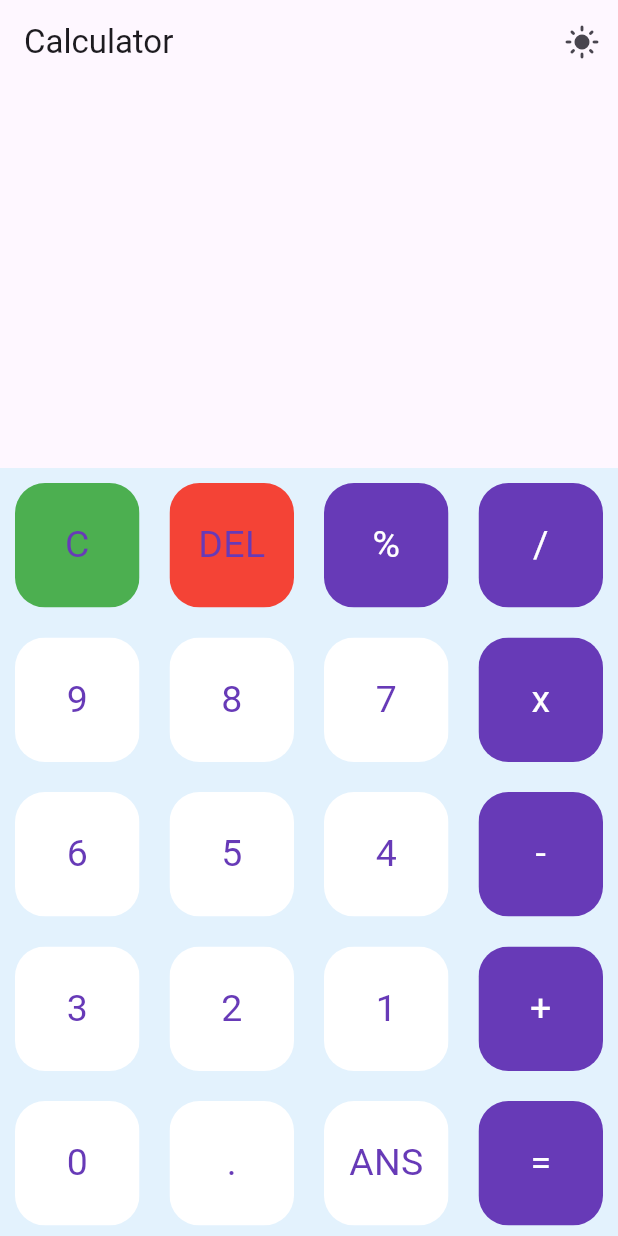
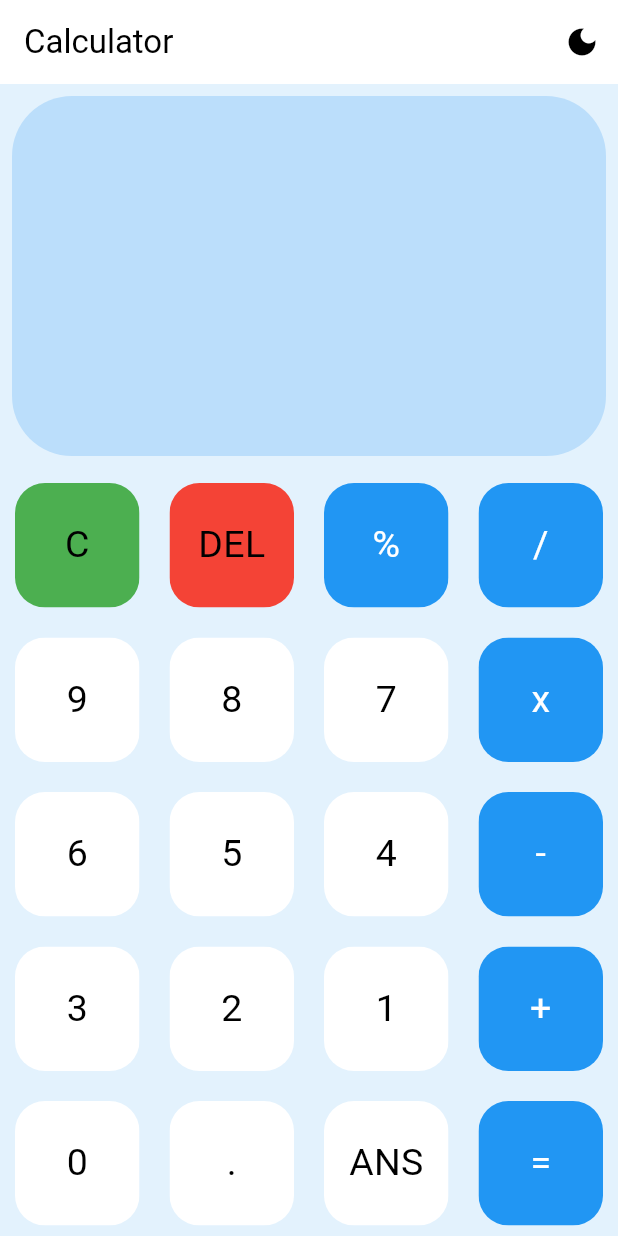
Before and after one commit to SR-Hossain/Calculator-Flutter, a Flutter app: the screen it shows after launch, on a phone screen of 412 x 824 dp. Run offline on Flutter 3.47's test engine with Material 3 defaults, Android fonts, the phone set to English and light mode, and no system bars; our stand-ins replace math_expressions.

Commit message:
Color Managements

```diff
--- a/lib/main.dart
+++ b/lib/main.dart
@@ -31,25 +31,36 @@ class _HomePageState extends State<HomePage> {
 
   var userQuestion = '';
   var userAnswer = '';
-  var darkMode = false;
+  var darkMode = true;
   var darkModeIcon = const Icon(Icons.dark_mode);
   var lightModeIcon = const Icon(Icons.light_mode);
-  var themeIcon = const Icon(Icons.light_mode);
-  var consoleBG = Colors.blue[70];
+  var themeIcon = const Icon(Icons.dark_mode);
+  var consoleBG = Colors.blue[100];
   var gridBG = Colors.blue[50];
+  var fontColor = Colors.black;
+  var buttonColor = Colors.white;
+  var operatorButtonColor = const Color.fromARGB(255, 33, 150, 243);
   void changeColor(bool isDarkModeOn){
     setState(() {
       darkMode = !darkMode;
       themeIcon = darkMode?darkModeIcon:lightModeIcon;
       print(darkMode);
       if(isDarkModeOn){
-        // consoleBG =
-        gridBG = Colors.black;
+        consoleBG = const Color.fromARGB(255, 41, 38, 50);
+        gridBG = const Color.fromARGB(255, 27, 24, 24);
+        fontColor = Colors.white;
+        buttonColor = Colors.black;
+        operatorButtonColor = const Color.fromARGB(255, 7, 46, 77);
       }else{
         gridBG = Colors.blue[50];
+        consoleBG = Colors.blue[100];
+        fontColor = Colors.black;
+        buttonColor = Colors.white;
+        operatorButtonColor = Colors.blue;
       }
     });
   }
+
 
 
   final List<String> buttons = [
@@ -67,6 +78,8 @@ class _HomePageState extends State<HomePage> {
     return Scaffold(
       appBar: AppBar(
         title: const Text('Calculator'),
+        backgroundColor: buttonColor,
+        foregroundColor: fontColor,
         actions: <Widget>[
           IconButton(
             icon: themeIcon,
@@ -76,23 +89,37 @@ class _HomePageState extends State<HomePage> {
           ),
         ],
       ),
-      backgroundColor: consoleBG,
+      backgroundColor: gridBG,
       body: Column(
         children: <Widget>[
           Expanded(
+            child: Padding(
+              padding: const EdgeInsets.all(8.0),
+              child: ClipRRect(
+                borderRadius: BorderRadius.circular(40),
                 child: Container(
+                  color: consoleBG,
+
                   child: Column(
                     mainAxisAlignment: MainAxisAlignment.spaceEvenly,
                     children: <Widget>[
                       Container(
                         alignment: Alignment.centerLeft,
-                    child: Text(userQuestion, style: const TextStyle(fontSize: 40),),
+                        child: Padding(
+                          padding: const EdgeInsets.all(12),
+                          child: Text(userQuestion, style: TextStyle(fontSize: 40, color: fontColor),),
+                        ),
                       ),
                       Container(
-                    child: Text(userAnswer, style: TextStyle(fontSize: 50)),
                         alignment: Alignment.centerRight,
+                        child: Padding(
+                          padding: const EdgeInsets.all(20),
+                          child: Text(userAnswer, style: TextStyle(fontSize: 50, color: fontColor))
+                        ),
                       ),
                     ],
+                  ),
+                ),
               ),
             ),
           ),
@@ -113,26 +140,37 @@ class _HomePageState extends State<HomePage> {
                       ? Colors.red
                       : index == 0
                           ? Colors.green
-                          : purpleWhite(isOperator(buttons[index])),
-                  textColor: whitePurple(isOperator(buttons[index])),
+                          : isOperator(buttons[index])
+                            ? operatorButtonColor
+                            : buttonColor,
+                  textColor: isOperator(buttons[index])
+                              ? Colors.white
+                              : fontColor,
                   buttonTapped: () {
                     if (index == 0) {
                       setState(() {
-                        userQuestion = '';
+                        userQuestion = userAnswer = '';
                       });
                     } else if (index == 1) {
+                        setState(() {
                           if (userQuestion.isNotEmpty) {
-                        setState(() {
+                            if(userQuestion.endsWith('ANS')){
+                              userQuestion = userQuestion.substring(0, userQuestion.length-3);
+                            }else{
                               userQuestion = userQuestion.substring(
                                   0, userQuestion.length - 1);
+                            }
+                          }
                         });
-                      }
                     } else if (index == buttons.length - 1) {
                       setState(() {
                         equalPressed();
                       });
                     } else {
                       setState(() {
+                        if(buttons[index]=='+' && userQuestion.isEmpty){
+                          userQuestion = 'ANS';
+                        }
                         userQuestion += buttons[index];
                       });
                     }
@@ -148,7 +186,7 @@ class _HomePageState extends State<HomePage> {
     );
   }
   void equalPressed() {
-    String finalQuestion = userQuestion.replaceAll('x', '*');
+    String finalQuestion = userQuestion.replaceAll('x', '*').replaceAll('ANS', userAnswer.toString());
     Parser mathParser = Parser();
     Expression expression = mathParser.parse(finalQuestion);
     double answer = expression.evaluate(EvaluationType.REAL, ContextModel());
```
Lines whose indentation alone changed are shown as unchanged.
